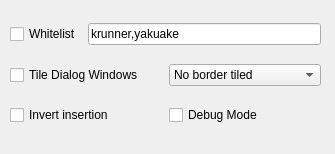
This is res/config.ui in zeroxoneafour/kwin-autotile as Qt 5 draws it before an edit. The edited form follows.
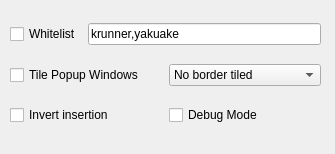
This is the edited form.

Commit message: bugfix to make popups not tile again (this only fixes windows that use the new standard Wayland popupWindow property)

Patch:
```diff
--- a/res/config.ui
+++ b/res/config.ui
@@ -58,7 +58,7 @@
          <string>&lt;html&gt;&lt;head/&gt;&lt;body&gt;&lt;p&gt;Like popups&lt;/p&gt;&lt;/body&gt;&lt;/html&gt;</string>
         </property>
         <property name="text">
-         <string>Tile Dialog Windows</string>
+         <string>Tile Popup Windows</string>
         </property>
        </widget>
       </item>
```
Left out of the diff: 4 changed lines with no effect on the pictures. The commit also changes 3 other files.
